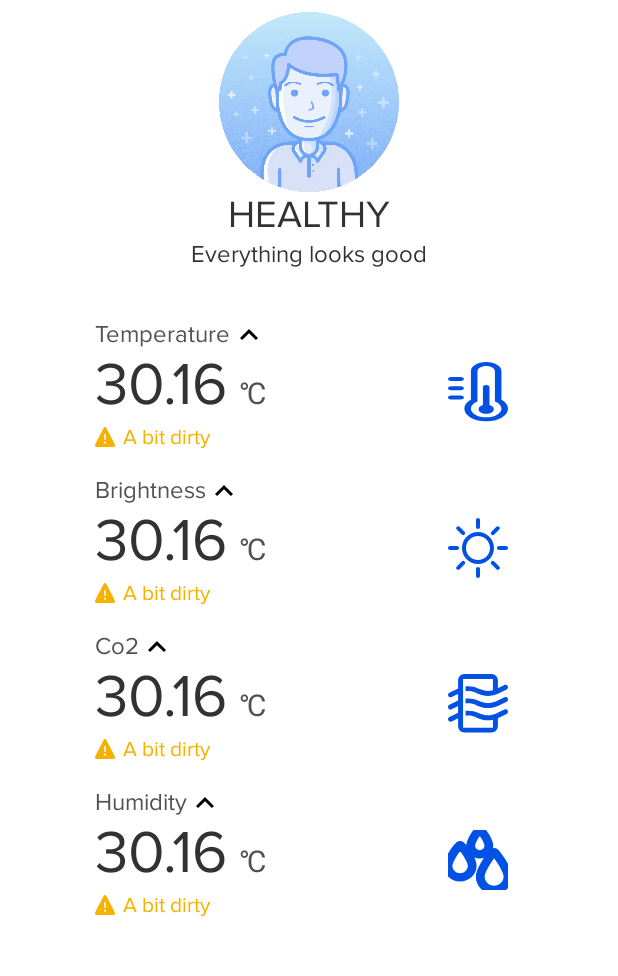
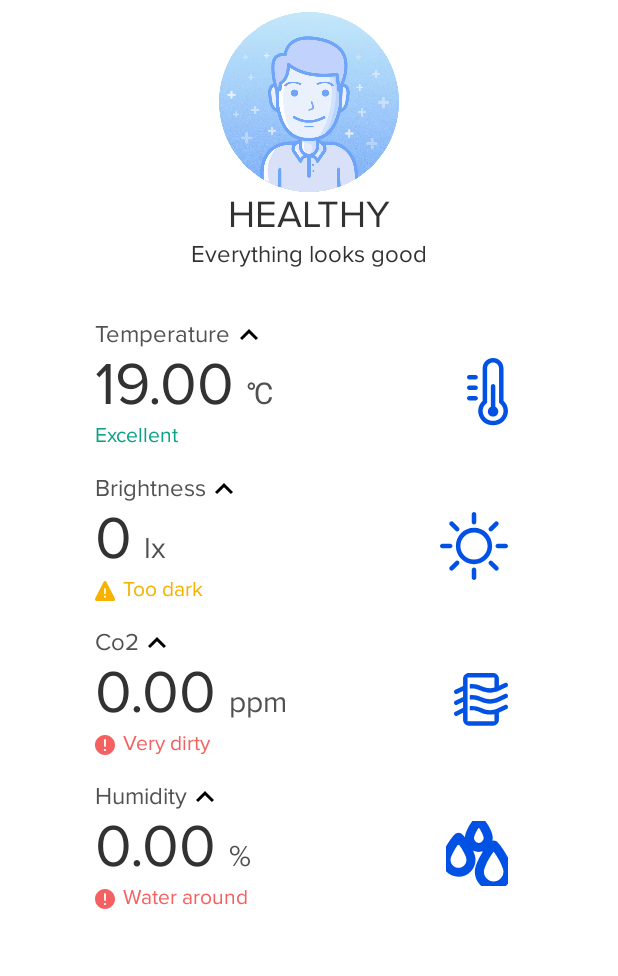
Before and after one commit to Solovova/SmartOfficeK, an Android app: the screen it shows after launch (MainActivity), after a tap on "Room 8", on a phone screen of 412 x 824 dp, the part 47-1023 px from its top. Run offline under Robolectric (Android 15) with nearby library versions, the light colour scheme and no system bars.

Commit message:
SensorButton work

```diff
--- a/app/src/main/java/com/example/smartoffice/service/Sensor.kt
+++ b/app/src/main/java/com/example/smartoffice/service/Sensor.kt
@@ -69,4 +69,15 @@ class Sensor {
             indicators.add(sensorIndicator)
         }
     }
+
+    fun getArarmState(type: enIndicatorType): Int {
+        var maxAlarm  = 0
+        for (indicator in indicators){
+            if (indicator.type == type) {
+                val tmpAlarm = indicator.getAlarmCode()
+                if (tmpAlarm > maxAlarm) maxAlarm = tmpAlarm
+            }
+        }
+        return maxAlarm
+    }
 }
--- a/app/src/main/java/com/example/smartoffice/service/SensorIndicator.kt
+++ b/app/src/main/java/com/example/smartoffice/service/SensorIndicator.kt
@@ -1,8 +1,13 @@
 package com.example.smartoffice.service
 
+import android.util.Log
 import com.example.smartoffice.soviews.SensorIndicatorButton
 import com.example.smartoffice.R
 
+data class AlarmSensorIndicator(val icon_visible: Boolean,
+                                val icon_id_pic: Int,
+                                val text: String,
+                                val text_color_id: Int)
 
 class SensorIndicator  {
     private var indicatorValue: Double = 0.0
@@ -17,6 +22,11 @@ class SensorIndicator  {
             enIndicatorType.Brightness -> {
                 alarmRange[0] = 1.0
                 alarmRange[1] = 1.0
+            }
+            enIndicatorType.Temperature -> {
+                indicatorValue = 19.0
+                alarmRange[0] = 18.0
+                alarmRange[1] = 28.0
             }
         }
     }
@@ -50,4 +60,133 @@ class SensorIndicator  {
             else -> return return R.drawable.ic_sensor_temperature
         }
     }
+
+    fun getAlarmCode():Int {
+        //0 - all is ok, 1 - upper when 1st border, 2 - upper when 2nd border ()
+        //0 - all is ok, 1 - below when 1st border, 2 - upper when 2nd border (Temperature,Brightness indicator)
+        when(this.type) {
+            enIndicatorType.Temperature, enIndicatorType.Brightness -> {
+                if (this.indicatorValue <= this.alarmRange[0]) {
+                    return 1
+                }else if (this.indicatorValue >= this.alarmRange[1]) {
+                    return 2
+                }else return 0
+            }
+            else -> {
+                if (this.indicatorValue >= this.alarmRange[1]) {
+                    return 2
+                }else if (this.indicatorValue >= this.alarmRange[0]) {
+                    return 1
+                }else return 0
+            }
+        }
+    }
+
+    fun getValueText(): String {
+        when (this.type) {
+            enIndicatorType.Temperature -> return String.format("%.2f", this.indicatorValue)
+            enIndicatorType.Co2 -> return String.format("%.2f", this.indicatorValue)
+            enIndicatorType.Brightness -> return String.format("%.0f", this.indicatorValue)
+            enIndicatorType.Humidity -> return String.format("%.2f", this.indicatorValue)
+        }
+    }
+
+    fun getValueSign(): String {
+        when (this.type) {
+            enIndicatorType.Temperature -> return "℃"
+            enIndicatorType.Co2 -> return "ppm"
+            enIndicatorType.Brightness -> return "lx"
+            enIndicatorType.Humidity -> return "%"
+        }
+    }
+
+    fun getAlarmStay(alarmCode: Int = getAlarmCode() ):AlarmSensorIndicator  {
+        var resultIconVisible:Boolean = (alarmCode != 0)
+        var resultIconIdPic:Int = R.drawable.ic_sensor_pic_yellow
+        var resultText:String = "Excellent"
+        var resultTextColorId:Int = R.color.colorSOYellow
+
+
+
+        when(this.type) {
+            enIndicatorType.Temperature -> {
+                when(alarmCode){
+                    0 -> {
+                        resultText = "Excellent"
+                        resultTextColorId = R.color.colorSOGreen
+                    }
+                    1 -> {
+                        resultText = "Too cold"
+                        resultTextColorId = R.color.colorSOYellow
+                        resultIconIdPic = R.drawable.ic_sensor_pic_yellow
+                    }
+                    2 -> {
+                        resultText = "Too hot"
+                        resultTextColorId = R.color.colorSORed
+                        resultIconIdPic = R.drawable.ic_sensor_pic_red
+                    }
+                }
+            }
+            enIndicatorType.Co2 -> {
+                when(alarmCode){
+                    0 -> {
+                        resultText = "Excellent"
+                        resultTextColorId = R.color.colorSOGreen
+                    }
+                    1 -> {
+                        resultText = "A bit dirty"
+                        resultTextColorId = R.color.colorSOYellow
+                        resultIconIdPic = R.drawable.ic_sensor_pic_yellow
+                    }
+                    2 -> {
+                        resultText = "Very dirty"
+                        resultTextColorId = R.color.colorSORed
+                        resultIconIdPic = R.drawable.ic_sensor_pic_red
+                    }
+                }
+            }
+            enIndicatorType.Humidity -> {
+                when(alarmCode){
+                    0 -> {
+                        resultText = "Excellent"
+                        resultTextColorId = R.color.colorSOGreen
+                    }
+                    1 -> {
+                        resultText = "Wet"
+                        resultTextColorId = R.color.colorSOYellow
+                        resultIconIdPic = R.drawable.ic_sensor_pic_yellow
+                    }
+                    2 -> {
+                        resultText = "Water around"
+                        resultTextColorId = R.color.colorSORed
+                        resultIconIdPic = R.drawable.ic_sensor_pic_red
+                    }
+                }
+            }
+            enIndicatorType.Brightness -> {
+                when(alarmCode){
+                    0 -> {
+                        resultText = "Excellent"
+                        resultTextColorId = R.color.colorSOGreen
+                    }
+                    1 -> {
+                        resultText = "Too dark"
+                        resultTextColorId = R.color.colorSOYellow
+                        resultIconIdPic = R.drawable.ic_sensor_pic_yellow
+                    }
+                    2 -> {
+                        resultText = "Too shine"
+                        resultTextColorId = R.color.colorSORed
+                        resultIconIdPic = R.drawable.ic_sensor_pic_red
+                    }
+                }
+            }
+        }
+        Log.i("SHOW",AlarmSensorIndicator(resultIconVisible, resultIconIdPic, resultText , resultTextColorId).toString())
+        return AlarmSensorIndicator(resultIconVisible, resultIconIdPic, resultText , resultTextColorId)
+    }
+
+
+
+
 }
--- a/app/src/main/java/com/example/smartoffice/soviews/SensorButton.kt
+++ b/app/src/main/java/com/example/smartoffice/soviews/SensorButton.kt
@@ -2,18 +2,46 @@ package com.example.smartoffice.soviews
 
 import android.content.Context
 import android.support.constraint.ConstraintLayout
+import android.support.v4.content.ContextCompat
+import android.view.View
+import android.widget.ImageView
 import android.widget.TextView
 import com.example.smartoffice.MainActivity
 import com.example.smartoffice.R
 import com.example.smartoffice.service.Sensor
+import com.example.smartoffice.service.enIndicatorType
 
 class SensorButton: ConstraintLayout  {
     private var textMain: TextView
     private var sensor: Sensor? = null
+    private var imgBig: MutableList<ImageView>
+    private var imgSmall: MutableList<ImageView>
 
     constructor(context: Context):super(context){
         inflate(context, R.layout.soview_sensor_button, this)
         this.textMain = findViewById(R.id.textMain)
+
+        var tmpImage:ImageView
+
+        imgBig= mutableListOf()
+        tmpImage = findViewById(R.id.imageView0)
+        imgBig.add(tmpImage)
+        tmpImage = findViewById(R.id.imageView1)
+        imgBig.add(tmpImage)
+        tmpImage = findViewById(R.id.imageView2)
+        imgBig.add(tmpImage)
+        tmpImage = findViewById(R.id.imageView3)
+        imgBig.add(tmpImage)
+
+        imgSmall= mutableListOf()
+        tmpImage = findViewById(R.id.imageView01)
+        imgSmall.add(tmpImage)
+        tmpImage = findViewById(R.id.imageView11)
+        imgSmall.add(tmpImage)
+        tmpImage = findViewById(R.id.imageView21)
+        imgSmall.add(tmpImage)
+        tmpImage = findViewById(R.id.imageView31)
+        imgSmall.add(tmpImage)
 
         val onclickListener = OnClickListener {
             val sensor = this.sensor
@@ -26,10 +54,35 @@ class SensorButton: ConstraintLayout  {
         this.setOnClickListener(onclickListener)
     }
 
+
+
     private fun refreshValue() {
         val sensor = this.sensor
         if (sensor != null) {
-            // ----
+            var tImgBig: ImageView
+            var tImgSmall: ImageView
+            var tAlarm: Int
+            for (t_type in enIndicatorType.values()) {
+                tImgBig = imgBig[t_type.ordinal]
+                tImgSmall = imgSmall[t_type.ordinal]
+                tAlarm = sensor.getArarmState(t_type)
+                when (tAlarm) {
+                    0 -> {
+                        tImgBig.visibility = View.GONE
+                        tImgSmall.visibility = View.GONE
+                    }
+                    1 -> {
+                        tImgBig.visibility = View.VISIBLE
+                        tImgSmall.visibility = View.VISIBLE
+                        tImgSmall.background = ContextCompat.getDrawable(context, R.drawable.ic_sensor_pic_yellow)
+                    }
+                    2 -> {
+                        tImgBig.visibility = View.VISIBLE
+                        tImgSmall.visibility = View.VISIBLE
+                        tImgSmall.background = ContextCompat.getDrawable(context, R.drawable.ic_sensor_pic_red)
+                    }
+                }
+            }
         }
     }
 
@@ -37,6 +90,7 @@ class SensorButton: ConstraintLayout  {
         val sensor = this.sensor
         if (sensor != null) {
             textMain.text = sensor.sensorName
+            refreshValue()
         }
     }
 
--- a/app/src/main/java/com/example/smartoffice/soviews/SensorIndicatorButton.kt
+++ b/app/src/main/java/com/example/smartoffice/soviews/SensorIndicatorButton.kt
@@ -2,7 +2,11 @@ package com.example.smartoffice.soviews
 
 
 import android.content.Context
+import android.graphics.Color
+import android.os.Build
 import android.support.constraint.ConstraintLayout
+import android.support.v4.content.ContextCompat
+import android.view.View
 import android.widget.ImageView
 import android.widget.TextView
 import com.example.smartoffice.R
@@ -11,6 +15,11 @@ import com.example.smartoffice.service.SensorIndicator
 class SensorIndicatorButton: ConstraintLayout  {
     private var visualTextViewUp: TextView
     private var visualImageBig: ImageView
+    private var visualAlarmImage: ImageView
+    private var visualAlarmText: TextView
+    private var visualAlarmTextEx: TextView
+    private var visualTextValue: TextView
+    private var visualTextValueSign: TextView
 
     private var sensorIndicator: SensorIndicator? = null
 
@@ -18,10 +27,34 @@ class SensorIndicatorButton: ConstraintLayout  {
         inflate(context, R.layout.soview_sensor_indicator_button, this)
         this.visualTextViewUp = findViewById(R.id.textView_Up)
         this.visualImageBig = findViewById(R.id.imageView)
+        this.visualAlarmImage = findViewById(R.id.imageView3)
+        this.visualAlarmText = findViewById(R.id.textView)
+        this.visualAlarmTextEx = findViewById(R.id.textViewEx)
+        this.visualTextValue = findViewById(R.id.textView_0)
+        this.visualTextValueSign = findViewById(R.id.textView_1)
     }
 
-    fun refreshValue() {
+    private fun refreshValue() {
+        val sensorIndicator = this.sensorIndicator
+        if (sensorIndicator != null) {
+            val alarmStay = sensorIndicator.getAlarmStay()
+            visualTextValue.text = sensorIndicator.getValueText()
+            if (alarmStay.icon_visible) {
+                this.visualAlarmImage.visibility = View.VISIBLE
+                this.visualAlarmText.visibility = View.VISIBLE
+                this.visualAlarmTextEx.visibility = View.GONE
+                this.visualAlarmImage.background = ContextCompat.getDrawable(context, alarmStay.icon_id_pic)
+                this.visualAlarmText.text = alarmStay.text
+                this.visualAlarmText.setTextColor(ContextCompat.getColor(context, alarmStay.text_color_id))
+            }else{
+                this.visualAlarmImage.visibility = View.GONE
+                this.visualAlarmText.visibility = View.GONE
+                this.visualAlarmTextEx.visibility = View.VISIBLE
+                this.visualAlarmTextEx.text = alarmStay.text
+                this.visualAlarmTextEx.setTextColor(ContextCompat.getColor(context, alarmStay.text_color_id))
+            }
 
+        }
     }
 
     private fun refreshAll() {
@@ -29,7 +62,8 @@ class SensorIndicatorButton: ConstraintLayout  {
         if (sensorIndicator != null) {
             this.visualTextViewUp.text = sensorIndicator.type.toString()
             this.visualImageBig.setBackgroundResource(sensorIndicator.visualGetMainImage())
-
+            this.visualTextValueSign.text = sensorIndicator.getValueSign()
+            refreshValue()
         }
     }
 
--- a/app/src/main/res/layout/soview_sensor_indicator_button.xml
+++ b/app/src/main/res/layout/soview_sensor_indicator_button.xml
@@ -70,15 +70,14 @@
 
     <ImageView
             android:id="@+id/imageView"
-            android:layout_width="40dp"
-            android:layout_height="40dp"
+            android:layout_width="wrap_content"
+            android:layout_height="wrap_content"
             android:layout_marginTop="8dp"
             android:layout_marginEnd="50dp"
             android:scaleType="center"
             app:layout_constraintEnd_toEndOf="parent"
             app:layout_constraintTop_toTopOf="@+id/textView_0"
             app:layout_constraintBottom_toBottomOf="@+id/textView_0"
-
             android:background="@drawable/ic_sensor_temperature"/>
 
     <ImageView
@@ -86,9 +85,10 @@
             android:layout_width="13dp"
             android:layout_height="13dp"
             android:layout_marginTop="3dp"
+            android:background="@drawable/ic_sensor_pic_yellow"
             app:layout_constraintStart_toStartOf="@+id/textView_0"
             app:layout_constraintTop_toBottomOf="@+id/textView_0"
-            app:srcCompat="@drawable/ic_sensor_pic_yellow" />
+    />
 
     <!--font 12-->
     <TextView
@@ -99,8 +99,18 @@
             android:layout_marginStart="5dp"
             android:textColor="@color/colorSOYellow"
             android:fontFamily="@font/proximanova"
-            app:layout_constraintBottom_toBottomOf="@+id/imageView3"
             app:layout_constraintStart_toEndOf="@+id/imageView3"
-            app:layout_constraintTop_toTopOf="@+id/imageView3" />
+            app:layout_constraintTop_toBottomOf="@+id/textView_0" />
+
+    <!--font 12-->
+    <TextView
+            android:id="@+id/textViewEx"
+            android:layout_width="wrap_content"
+            android:layout_height="wrap_content"
+            android:text="A bit dirty"
+            android:textColor="@color/colorSOYellow"
+            android:fontFamily="@font/proximanova"
+            app:layout_constraintStart_toStartOf="@+id/textView_0"
+            app:layout_constraintTop_toBottomOf="@+id/textView_0" />
 
 </android.support.constraint.ConstraintLayout>
```
Also changed, not shown: app/src/main/res/layout/soview_sensor_button.xml (+101 -6 lines).
